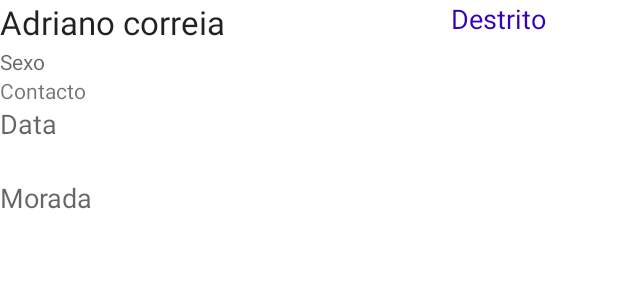
After one commit to Adriano1995-meni/AppBdCovid, an Android app: the layout item_enfermeiros.xml on its own in the app's theme, with its tools: preview values and no code run, on a phone screen of 412 x 824 dp. The commit adds this screen. Shown: the top 300 px of the screen. Run offline under Robolectric (Android 15) with nearby library versions, the phone set to English and light mode, and no system bars.

Commit message:
Criada o Loyal para mostrar os todos os enfermeiros e as suas Categorias

```diff
--- a/app/src/main/res/layout/fragment_lista_enfermeiros.xml
+++ b/app/src/main/res/layout/fragment_lista_enfermeiros.xml
@@ -1,5 +1,5 @@
 <?xml version="1.0" encoding="utf-8"?>
-<androidx.constraintlayout.widget.ConstraintLayout xmlns:android="http://schemas.android.com/apk/res/android"
+<FrameLayout xmlns:android="http://schemas.android.com/apk/res/android"
     xmlns:app="http://schemas.android.com/apk/res-auto"
     xmlns:tools="http://schemas.android.com/tools"
     android:layout_width="match_parent"
@@ -8,7 +8,5 @@
 
     <androidx.recyclerview.widget.RecyclerView
         android:layout_width="match_parent"
-        android:layout_height="match_parent"
-        app:layout_constraintBottom_toBottomOf="parent"
-        app:layout_constraintEnd_toEndOf="parent" />
-</androidx.constraintlayout.widget.ConstraintLayout>
+        android:layout_height="match_parent" />
+</FrameLayout>
--- /dev/null
+++ b/app/src/main/res/layout/item_enfermeiros.xml
@@ -0,0 +1,94 @@
+<?xml version="1.0" encoding="utf-8"?>
+<androidx.constraintlayout.widget.ConstraintLayout xmlns:android="http://schemas.android.com/apk/res/android"
+    xmlns:app="http://schemas.android.com/apk/res-auto"
+    xmlns:tools="http://schemas.android.com/tools"
+    android:layout_width="match_parent"
+    android:layout_height="wrap_content"
+    android:layout_marginStart="@dimen/margem_Campos"
+    android:layout_marginLeft="@dimen/margem_Campos"
+    android:layout_marginTop="@dimen/margem_Campos"
+    android:layout_marginEnd="@dimen/margem_Campos"
+    android:layout_marginRight="@dimen/margem_Campos"
+    android:layout_marginBottom="@dimen/margem_Campos"
+    android:orientation="vertical">
+
+    <TextView
+        android:id="@+id/textViewSexo"
+        android:layout_width="wrap_content"
+        android:layout_height="wrap_content"
+        android:layout_marginTop="@dimen/margem_Campos"
+        android:textAppearance="@style/TextAppearance.AppCompat.Medium"
+        android:textSize="14sp"
+        app:layout_constraintStart_toStartOf="@+id/textViewNome"
+        app:layout_constraintTop_toBottomOf="@+id/textViewNome"
+        tools:text="Sexo " />
+
+    <TextView
+        android:id="@+id/textViewDatNascimento"
+        android:layout_width="wrap_content"
+        android:layout_height="wrap_content"
+        android:layout_marginTop="@dimen/margem_Campos"
+        android:textAppearance="@style/TextAppearance.AppCompat.Medium"
+        app:layout_constraintStart_toStartOf="@+id/textViewDataTeste"
+        app:layout_constraintTop_toBottomOf="@+id/textViewDataTeste"
+        tools:text="@tools:sample/date/ddmmyy" />
+
+    <TextView
+        android:id="@+id/textViewContacto"
+        android:layout_width="wrap_content"
+        android:layout_height="wrap_content"
+        android:layout_marginTop="@dimen/margem_Campos"
+        android:textAppearance="@style/TextAppearance.AppCompat.Small"
+        app:layout_constraintStart_toStartOf="@+id/textViewSexo"
+        app:layout_constraintTop_toBottomOf="@+id/textViewSexo"
+        tools:text="Contacto " />
+
+    <TextView
+        android:id="@+id/textViewDataTeste"
+        android:layout_width="wrap_content"
+        android:layout_height="wrap_content"
+        android:layout_marginTop="@dimen/margem_Campos"
+        android:textAppearance="@style/TextAppearance.AppCompat.Medium"
+        app:layout_constraintStart_toStartOf="@+id/textViewContacto"
+        app:layout_constraintTop_toBottomOf="@+id/textViewContacto"
+        tools:text="Data" />
+
+    <TextView
+        android:id="@+id/textViewMorada"
+        android:layout_width="wrap_content"
+        android:layout_height="wrap_content"
+        android:layout_marginTop="@dimen/margem_Campos"
+        android:paddingBottom="@dimen/margem_Campos"
+        android:textAppearance="@style/TextAppearance.AppCompat.Medium"
+        app:layout_constraintStart_toStartOf="@+id/textViewDatNascimento"
+        app:layout_constraintTop_toBottomOf="@+id/textViewDatNascimento"
+        tools:text="Morada" />
+
+    <TextView
+        android:id="@+id/textViewNome"
+        android:layout_width="0dp"
+        android:layout_height="31dp"
+        android:layout_marginTop="@dimen/margem_Campos"
+        android:layout_marginEnd="@dimen/margem_Campos"
+        android:layout_marginRight="@dimen/margem_Campos"
+        android:textAppearance="@style/TextAppearance.AppCompat.Large"
+        app:layout_constraintEnd_toStartOf="@+id/textViewDestrito"
+        app:layout_constraintHorizontal_bias="0.0"
+        app:layout_constraintStart_toStartOf="parent"
+        app:layout_constraintTop_toTopOf="parent"
+        tools:text="Adriano correia " />
+
+    <TextView
+        android:id="@+id/textViewDestrito"
+        android:layout_width="111dp"
+        android:layout_height="30dp"
+        android:layout_marginTop="@dimen/margem_Campos"
+        android:layout_marginEnd="@dimen/margem_Campos"
+        android:layout_marginRight="@dimen/margem_Campos"
+        android:textAppearance="@style/TextAppearance.AppCompat.Medium"
+        android:textColor="@color/purple_700"
+        app:layout_constraintEnd_toEndOf="parent"
+        app:layout_constraintTop_toTopOf="parent"
+        tools:text="Destrito" />
+
+</androidx.constraintlayout.widget.ConstraintLayout>
--- a/app/src/main/res/values/dimens.xml
+++ b/app/src/main/res/values/dimens.xml
@@ -1,3 +1,4 @@
 <resources>
     <dimen name="fab_margin">16dp</dimen>
+    <dimen name="margem_Campos" />
 </resources>
```
